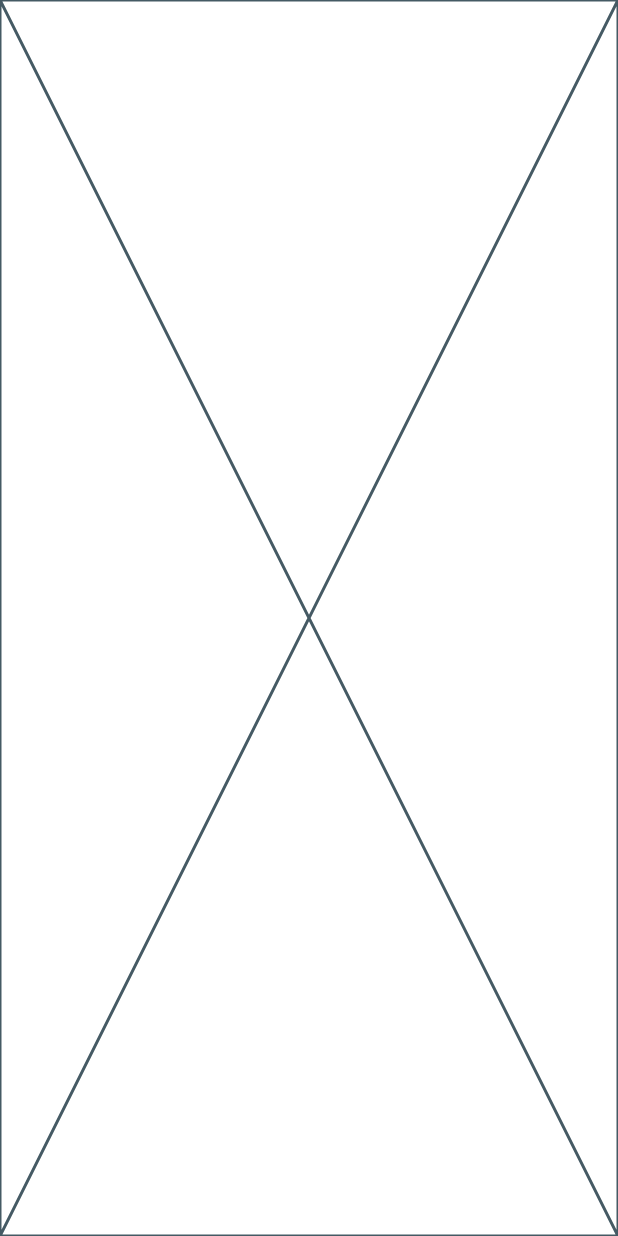
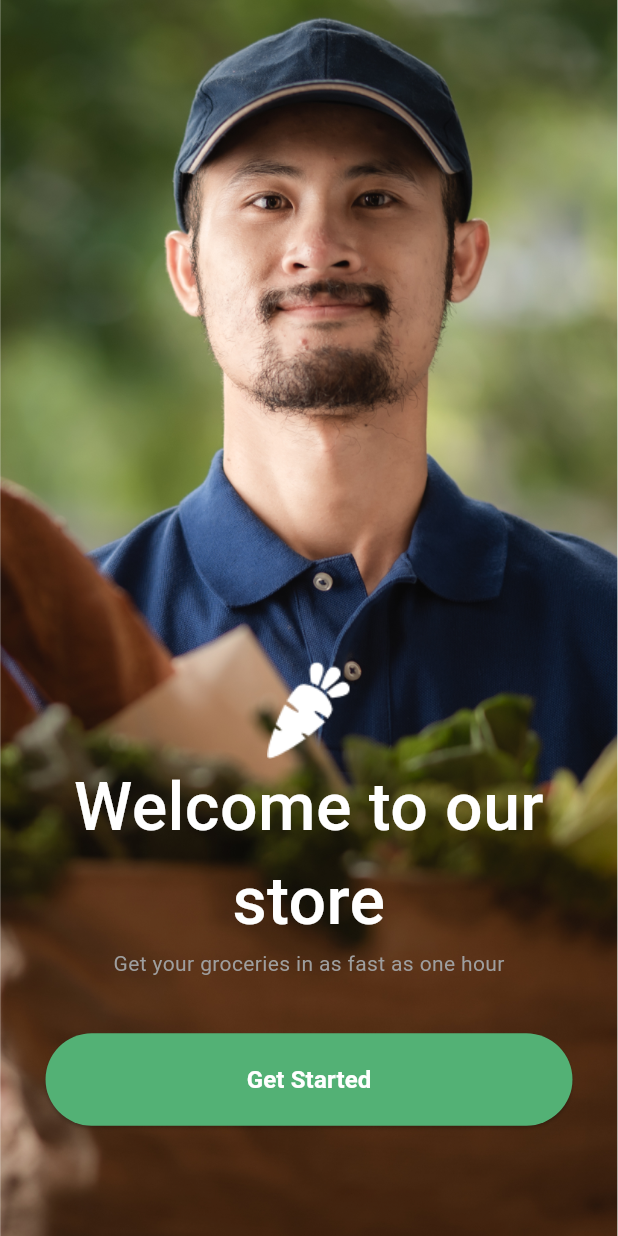
Before and after one commit to AhmedAbdelaziz207/Nectar-app-, a Flutter app: the screen it shows after launch, on a phone screen of 412 x 824 dp. Run offline on Flutter 3.47's test engine with Material 3 defaults, Android fonts, the phone set to English and light mode, and no system bars; our stand-ins replace easy_localization, flutter_screenutil, google_fonts.

Commit message:
-Finished Splash Screen and Onboarding Screen -Added some assets -Added App Router -Added light mode

```diff
--- a/assets/translations/ar.json
+++ b/assets/translations/ar.json
@@ -1,3 +1,5 @@
 {
-  "welcomeToStore": "مرحبا بك في متجرنا الخاص"
+  "welcomeToStore": "مرحبا بك في متجرنا الخاص",
+  "getYourGroceriesFastMsg": "احصل على مشترياتك من البقالة في أسرع وقت ممكن لمدة ساعة واحدة",
+  "getStarted": "هيا نبدأ"
 }
--- a/assets/translations/en.json
+++ b/assets/translations/en.json
@@ -1,3 +1,5 @@
 {
-  "welcomeToOurStore": "Welcome to our store"
+  "welcomeToOurStore": "Welcome to our store",
+  "getYourGroceriesFastMsg": "Get your groceries in as fast as one hour",
+  "getStarted": "Get Started"
 }
--- a/lib/main.dart
+++ b/lib/main.dart
@@ -1,16 +1,18 @@
 import 'package:easy_localization/easy_localization.dart';
 import 'package:flutter/cupertino.dart';
+import 'package:groceries_app/utils/app_router.dart';
 import 'package:groceries_app/utils/constants/app_assets.dart';
 import 'package:groceries_app/view/screens/app/groceries_app.dart';
+
 /*
-/// to generate keys file
+ to generate keys file
  flutter pub run easy_localization:generate -S assets/translations  -f keys -O lib/utils/constants -o locale_keys.g.dart
 
  */
 main() async {
   WidgetsFlutterBinding.ensureInitialized();
   await EasyLocalization.ensureInitialized();
-
+  AppRouter appRouter = AppRouter();
   runApp(
     EasyLocalization(
       supportedLocales: const [
@@ -19,7 +21,7 @@ main() async {
       ],
       fallbackLocale: const Locale("en"),
       path: AppAssets.translationsPath,
-      child: const NectarApp(),
+      child: NectarApp(appRouter: appRouter ,),
     ),
   );
 }
--- a/lib/themes/app_colors.dart
+++ b/lib/themes/app_colors.dart
@@ -4,4 +4,5 @@ class AppColors{
   static const white = Colors.white;
   static const black = Colors.black;
   static const primary = Color(0xff53B175);
+  static const grey = Colors.grey ;
 }
--- a/lib/themes/light_mode.dart
+++ b/lib/themes/light_mode.dart
@@ -0,0 +1,18 @@
+import 'package:flutter/material.dart';
+import 'package:flutter_screenutil/flutter_screenutil.dart';
+
+import 'app_colors.dart';
+
+class LightTheme {
+  static ThemeData lightTheme = ThemeData(
+    primaryColor: AppColors.primary,
+    scaffoldBackgroundColor: AppColors.white,
+    elevatedButtonTheme: ElevatedButtonThemeData(
+      style: ElevatedButton.styleFrom(
+        minimumSize: Size(353.w, 67.h),
+        maximumSize: Size(353.w, 67.h),
+        backgroundColor: AppColors.primary,
+      ),
+    ),
+  );
+}
--- /dev/null
+++ b/lib/utils/app_router.dart
@@ -0,0 +1,44 @@
+import 'package:flutter/material.dart';
+import '../view/screens/home/home_screen.dart';
+import '../view/screens/onboarding/onboarding_screen.dart';
+import '../view/screens/splash/splash_screen.dart';
+import 'constants/routes.dart';
+
+class AppRouter {
+  Route? generateRoute(RouteSettings routeSettings) {
+    switch (routeSettings.name) {
+      case Routes.home:
+         return MaterialPageRoute(
+          builder: (BuildContext context) {
+            return const HomeScreen();
+          },
+        );
+
+      case Routes.splash:
+       return MaterialPageRoute(
+          builder: (BuildContext context) {
+            return const SplashScreen();
+          },
+        );
+
+      case Routes.onboarding:
+       return MaterialPageRoute(
+          builder: (BuildContext context) {
+            return const OnboardingScreen();
+          },
+        );
+
+      default:
+       return MaterialPageRoute(
+          builder: (BuildContext context) {
+            return const Scaffold(
+                body: Center(
+                    child: Text(
+              "NO, Route Found... ",
+              style: TextStyle(fontSize: 24 ),
+            )));
+          },
+        );
+    }
+  }
+}
--- a/lib/utils/constants/app_assets.dart
+++ b/lib/utils/constants/app_assets.dart
@@ -1,3 +1,6 @@
 class AppAssets{
   static const translationsPath = "assets/translations";
+  static const splashIconPath = "assets/icons/splash_icon.png";
+  static const onboardingImagePath = "assets/images/onboarding_bg.png";
+
 }
--- /dev/null
+++ b/lib/utils/constants/routes.dart
@@ -0,0 +1,7 @@
+class Routes {
+  static const home = '/';
+  static const splash = '/splash';
+  static const onboarding = '/onboarding';
+  static const login = '/login';
+  static const register = '/register';
+}
--- a/lib/view/screens/app/groceries_app.dart
+++ b/lib/view/screens/app/groceries_app.dart
@@ -1,9 +1,13 @@
 import 'package:easy_localization/easy_localization.dart';
 import 'package:flutter/material.dart';
 import 'package:flutter_screenutil/flutter_screenutil.dart';
+import 'package:groceries_app/themes/light_mode.dart';
+import 'package:groceries_app/utils/app_router.dart';
+import 'package:groceries_app/utils/constants/routes.dart';
 import 'package:groceries_app/view/screens/splash/splash_screen.dart';
 class NectarApp extends StatelessWidget {
-  const NectarApp({super.key});
+  const NectarApp({super.key, required this.appRouter});
+  final AppRouter appRouter;
   @override
   Widget build(BuildContext context) {
     return ScreenUtilInit(
@@ -15,10 +19,12 @@ class NectarApp extends StatelessWidget {
           localizationsDelegates: context.localizationDelegates,
           supportedLocales: context.supportedLocales,
           debugShowCheckedModeBanner: false,
-          home: child,
+          onGenerateRoute : appRouter.generateRoute ,
+          initialRoute: Routes.splash ,
+          theme: LightTheme.lightTheme ,
         );
+
       },
-      child: const SplashScreen(),
     );
   }
 }
--- /dev/null
+++ b/lib/view/screens/onboarding/components/onboarding_background.dart
@@ -0,0 +1,25 @@
+import 'package:flutter/material.dart';
+import 'package:google_fonts/google_fonts.dart';
+
+import '../../../../utils/constants/app_assets.dart';
+
+class OnboardingBackground extends StatelessWidget {
+  const OnboardingBackground({super.key, this.child});
+  final Widget? child  ;
+  @override
+  Widget build(BuildContext context) {
+    return SafeArea(
+      child: Stack(
+        children: [
+          Image.asset(
+            AppAssets.onboardingImagePath,
+            width: double.infinity,
+            fit: BoxFit.cover,
+          ),
+          child??  Text("No child exist ", style: GoogleFonts.abel(
+          ),),
+        ],
+      ),
+    );
+  }
+}
--- /dev/null
+++ b/lib/view/screens/onboarding/onboarding_screen.dart
@@ -0,0 +1,52 @@
+import 'package:easy_localization/easy_localization.dart';
+import 'package:flutter/material.dart';
+import 'package:flutter_screenutil/flutter_screenutil.dart';
+import 'package:groceries_app/themes/app_colors.dart';
+import 'package:groceries_app/utils/constants/app_assets.dart';
+import 'package:groceries_app/utils/constants/locale_keys.g.dart';
+import 'package:groceries_app/view/screens/onboarding/components/onboarding_background.dart';
+
+class OnboardingScreen extends StatelessWidget {
+  const OnboardingScreen({super.key});
+
+  @override
+  Widget build(BuildContext context) {
+    return Scaffold(
+      body: OnboardingBackground(
+        child: Column(
+          mainAxisAlignment: MainAxisAlignment.end,
+          children: [
+            Image.asset(AppAssets.splashIconPath),
+            Text(
+              LocaleKeys.welcomeToStore.tr(),
+              style:
+                  TextStyle(fontSize: 48.sp, fontWeight: FontWeight.w500, color: AppColors.white),
+              textAlign: TextAlign.center,
+            ),
+            Text(
+              LocaleKeys.getYourGroceriesFastMsg.tr(),
+              style: const TextStyle(color: AppColors.grey),
+            ),
+            SizedBox(
+              height: 40.h,
+            ),
+            ElevatedButton(
+              onPressed: () {},
+              child: Text(
+                LocaleKeys.getStarted.tr(),
+                style: const TextStyle(
+                  color: AppColors.white,
+                  fontSize: 16,
+                  fontWeight: FontWeight.bold,
+                ),
+              ),
+            ),
+            SizedBox(
+              height: 80.h,
+            )
+          ],
+        ),
+      ),
+    );
+  }
+}
--- a/pubspec.yaml
+++ b/pubspec.yaml
@@ -38,6 +38,7 @@ dependencies:
   flutter_bloc: ^8.1.6
   flutter_screenutil: ^5.9.3
   easy_localization: ^3.0.7
+  google_fonts: ^6.2.1
 
 dev_dependencies:
   flutter_test:
```
Also changed, not shown: lib/view/screens/home/home_screen.dart (added, +10 -0 lines), lib/view/screens/splash/splash_screen.dart (+52 -2 lines), assets/icons/splash_icon.png (added), lib/utils/constants/locale_keys.g.dart, pubspec.lock, 1 other file.
